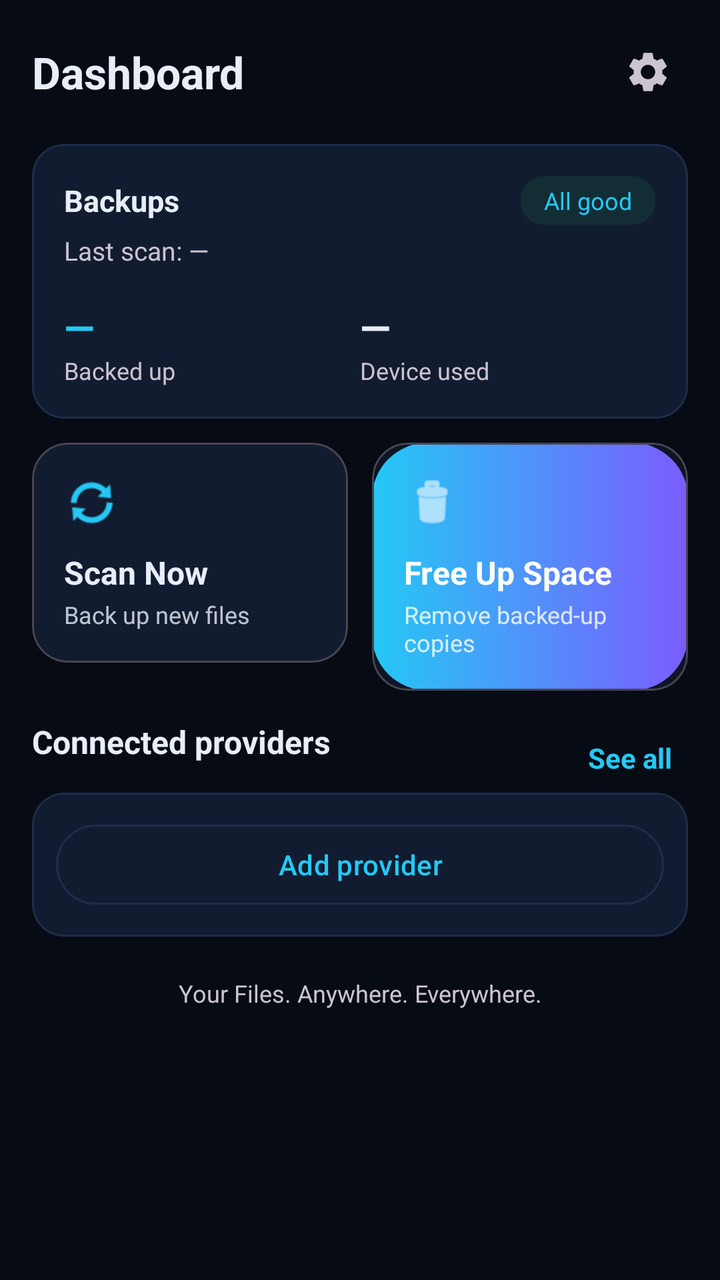
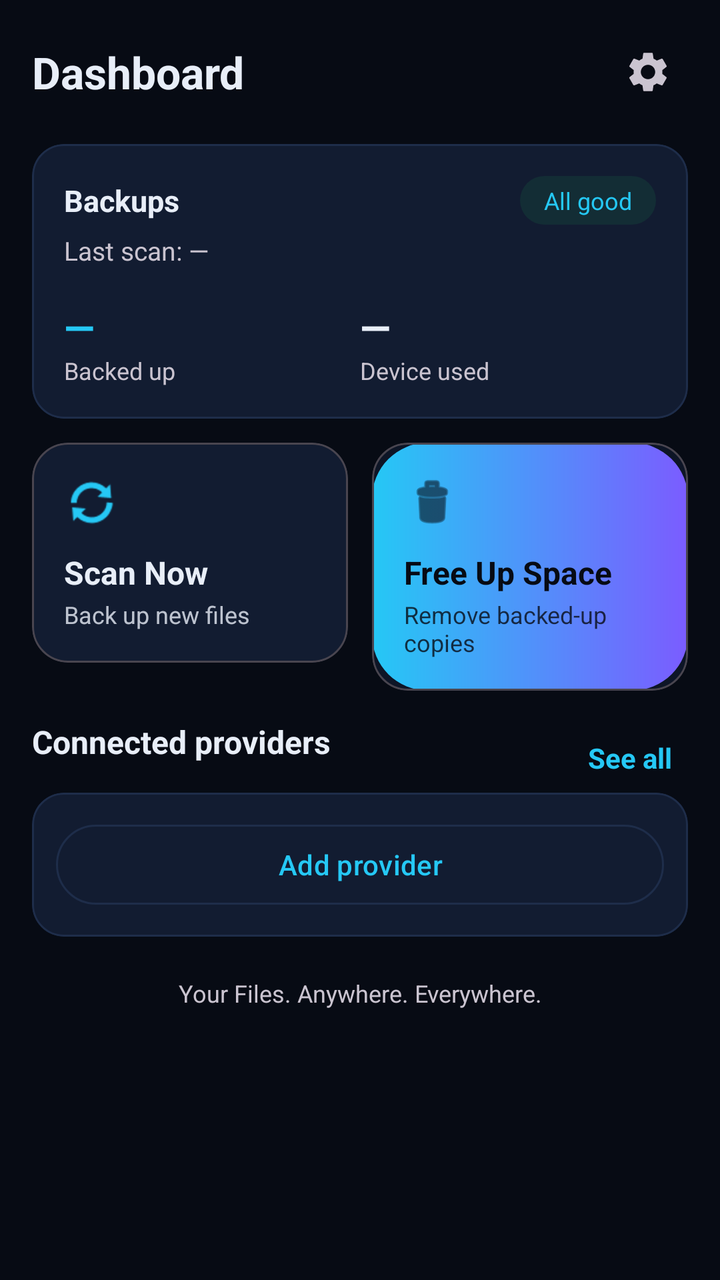

Compare the two renders of this Android layout. The source of the first and the diff that turns it into the second are given below.
<!-- AndroidManifest.xml: application theme Theme.SvnSpace -->
<!-- res/layout/fragment_dashboard.xml -->
<?xml version="1.0" encoding="utf-8"?>
<androidx.core.widget.NestedScrollView
    xmlns:android="http://schemas.android.com/apk/res/android"
    xmlns:app="http://schemas.android.com/apk/res-auto"
    android:layout_width="match_parent"
    android:layout_height="match_parent"
    android:fillViewport="true"
    android:background="?android:attr/colorBackground">

    <LinearLayout
        android:layout_width="match_parent"
        android:layout_height="wrap_content"
        android:orientation="vertical"
        android:padding="16dp">

        
        <LinearLayout
            android:layout_width="match_parent"
            android:layout_height="wrap_content"
            android:gravity="center_vertical"
            android:orientation="horizontal"
            android:layout_marginBottom="16dp">

            <TextView
                android:layout_width="0dp"
                android:layout_height="wrap_content"
                android:layout_weight="1"
                android:text="@string/dashboard_title"
                android:textColor="?attr/colorOnSurface"
                android:textSize="22sp"
                android:textStyle="bold" />

            <ImageButton
                android:id="@+id/btn_settings_quick"
                android:layout_width="40dp"
                android:layout_height="40dp"
                android:background="?attr/selectableItemBackgroundBorderless"
                android:contentDescription="@string/nav_settings"
                android:src="@drawable/ic_nav_settings"
                app:tint="?android:attr/textColorSecondary" />
        </LinearLayout>

        
        <com.google.android.material.card.MaterialCardView
            android:layout_width="match_parent"
            android:layout_height="wrap_content"
            android:layout_marginBottom="12dp"
            app:cardBackgroundColor="?attr/colorSurfaceVariant"
            app:cardCornerRadius="16dp"
            app:strokeColor="?attr/colorOutline"
            app:strokeWidth="1dp"
            app:cardElevation="0dp">

            <LinearLayout
                android:layout_width="match_parent"
                android:layout_height="wrap_content"
                android:orientation="vertical"
                android:padding="16dp">

                <LinearLayout
                    android:layout_width="match_parent"
                    android:layout_height="wrap_content"
                    android:gravity="center_vertical"
                    android:orientation="horizontal">

                    <TextView
                        android:layout_width="0dp"
                        android:layout_height="wrap_content"
                        android:layout_weight="1"
                        android:text="Backups"
                        android:textColor="?attr/colorOnSurface"
                        android:textSize="15sp"
                        android:textStyle="bold" />

                    <TextView
                        android:id="@+id/chip_status"
                        android:layout_width="wrap_content"
                        android:layout_height="wrap_content"
                        android:background="@drawable/bg_chip_success"
                        android:paddingHorizontal="12dp"
                        android:paddingVertical="4dp"
                        android:text="@string/status_all_good"
                        android:textColor="?attr/colorPrimary"
                        android:textSize="12sp" />
                </LinearLayout>

                <TextView
                    android:id="@+id/txt_last_scan"
                    android:layout_width="match_parent"
                    android:layout_height="wrap_content"
                    android:layout_marginTop="4dp"
                    android:textColor="?android:attr/textColorSecondary"
                    android:textSize="13sp"
                    android:text="Last scan: —" />

                <LinearLayout
                    android:layout_width="match_parent"
                    android:layout_height="wrap_content"
                    android:layout_marginTop="16dp"
                    android:orientation="horizontal">

                    <LinearLayout
                        android:layout_width="0dp"
                        android:layout_height="wrap_content"
                        android:layout_weight="1"
                        android:orientation="vertical">

                        <TextView
                            android:id="@+id/txt_backed_up"
                            android:layout_width="wrap_content"
                            android:layout_height="wrap_content"
                            android:text="—"
                            android:textColor="?attr/colorPrimary"
                            android:textSize="20sp"
                            android:textStyle="bold" />

                        <TextView
                            android:layout_width="wrap_content"
                            android:layout_height="wrap_content"
                            android:text="@string/backed_up"
                            android:textColor="?android:attr/textColorSecondary"
                            android:textSize="12sp" />
                    </LinearLayout>

                    <LinearLayout
                        android:layout_width="0dp"
                        android:layout_height="wrap_content"
                        android:layout_weight="1"
                        android:orientation="vertical">

                        <TextView
                            android:id="@+id/txt_device_used"
                            android:layout_width="wrap_content"
                            android:layout_height="wrap_content"
                            android:text="—"
                            android:textColor="?attr/colorOnSurface"
                            android:textSize="20sp"
                            android:textStyle="bold" />

                        <TextView
                            android:layout_width="wrap_content"
                            android:layout_height="wrap_content"
                            android:text="@string/device_used"
                            android:textColor="?android:attr/textColorSecondary"
                            android:textSize="12sp" />
                    </LinearLayout>
                </LinearLayout>
            </LinearLayout>
        </com.google.android.material.card.MaterialCardView>

        
        <LinearLayout
            android:layout_width="match_parent"
            android:layout_height="wrap_content"
            android:orientation="horizontal"
            android:layout_marginBottom="16dp">

            <com.google.android.material.card.MaterialCardView
                android:id="@+id/btn_scan_now"
                android:layout_width="0dp"
                android:layout_height="wrap_content"
                android:layout_weight="1"
                android:clickable="true"
                android:focusable="true"
                app:cardCornerRadius="18dp"
                app:cardElevation="0dp"
                app:cardBackgroundColor="?attr/colorSurfaceVariant">

                <LinearLayout
                    android:layout_width="match_parent"
                    android:layout_height="wrap_content"
                    android:orientation="vertical"
                    android:padding="16dp">

                    <ImageView
                        android:layout_width="28dp"
                        android:layout_height="28dp"
                        android:src="@android:drawable/ic_popup_sync"
                        app:tint="?attr/colorPrimary"
                        android:contentDescription="Scan Now" />

                    <TextView
                        android:layout_width="wrap_content"
                        android:layout_height="wrap_content"
                        android:layout_marginTop="10dp"
                        android:text="Scan Now"
                        android:textStyle="bold"
                        android:textSize="16sp"
                        android:textColor="?attr/colorOnSurface" />

                    <TextView
                        android:id="@+id/txt_scan_sub"
                        android:layout_width="wrap_content"
                        android:layout_height="wrap_content"
                        android:layout_marginTop="2dp"
                        android:text="Back up new files"
                        android:textSize="12sp"
                        android:alpha="0.8"
                        android:textColor="?attr/colorOnSurface" />
                </LinearLayout>
            </com.google.android.material.card.MaterialCardView>

            <Space
                android:layout_width="12dp"
                android:layout_height="1dp" />

            <com.google.android.material.card.MaterialCardView
                android:id="@+id/btn_free_up"
                android:layout_width="0dp"
                android:layout_height="wrap_content"
                android:layout_weight="1"
                android:clickable="true"
                android:focusable="true"
                app:cardCornerRadius="18dp"
                app:cardElevation="0dp">

                <LinearLayout
                    android:layout_width="match_parent"
                    android:layout_height="wrap_content"
                    android:orientation="vertical"
                    android:padding="16dp"
                    android:background="@drawable/bg_gradient_button">

                    <ImageView
                        android:layout_width="28dp"
                        android:layout_height="28dp"
                        android:src="@android:drawable/ic_menu_delete"
                        app:tint="@color/white"
                        android:contentDescription="Free Up Space" />

                    <TextView
                        android:layout_width="wrap_content"
                        android:layout_height="wrap_content"
                        android:layout_marginTop="10dp"
                        android:text="Free Up Space"
                        android:textStyle="bold"
                        android:textSize="16sp"
                        android:textColor="@color/white" />

                    <TextView
                        android:id="@+id/txt_free_sub"
                        android:layout_width="wrap_content"
                        android:layout_height="wrap_content"
                        android:layout_marginTop="2dp"
                        android:text="Remove backed-up copies"
                        android:textSize="12sp"
                        android:alpha="0.8"
                        android:textColor="@color/white" />
                </LinearLayout>
            </com.google.android.material.card.MaterialCardView>
        </LinearLayout>

        
        <LinearLayout
            android:layout_width="match_parent"
            android:layout_height="wrap_content"
            android:orientation="horizontal"
            android:gravity="center_vertical">

        <TextView
            android:layout_width="0dp"
            android:layout_weight="1"
            android:layout_height="wrap_content"
            android:text="@string/connected_providers"
            android:textColor="?attr/colorOnSurface"
            android:textSize="16sp"
            android:textStyle="bold"
            android:layout_marginBottom="8dp" />

            <TextView
                android:id="@+id/txt_see_all"
                android:layout_width="wrap_content"
                android:layout_height="wrap_content"
                android:background="?attr/selectableItemBackground"
                android:clickable="true"
                android:focusable="true"
                android:padding="8dp"
                android:text="See all"
                android:textColor="?attr/colorPrimary"
                android:textStyle="bold" />
        </LinearLayout>

        <com.google.android.material.card.MaterialCardView
            android:layout_width="match_parent"
            android:layout_height="wrap_content"
            app:cardBackgroundColor="?attr/colorSurfaceVariant"
            app:cardCornerRadius="16dp"
            app:strokeColor="?attr/colorOutline"
            app:strokeWidth="1dp"
            app:cardElevation="0dp">

            <LinearLayout
                android:layout_width="match_parent"
                android:layout_height="wrap_content"
                android:orientation="vertical">

                <androidx.recyclerview.widget.RecyclerView
                    android:id="@+id/recycler_providers"
                    android:layout_width="match_parent"
                    android:layout_height="wrap_content"
                    android:nestedScrollingEnabled="false" />

                <TextView
                    android:id="@+id/txt_no_providers"
                    android:layout_width="match_parent"
                    android:layout_height="wrap_content"
                    android:padding="20dp"
                    android:text="@string/no_providers_yet"
                    android:textColor="?android:attr/textColorSecondary"
                    android:textSize="14sp"
                    android:visibility="gone" />

                <com.google.android.material.button.MaterialButton
                    android:id="@+id/btn_add_provider"
                    android:layout_width="match_parent"
                    android:layout_height="wrap_content"
                    android:layout_margin="12dp"
                    android:text="@string/add_provider"
                    style="@style/Widget.Material3.Button.OutlinedButton" />
            </LinearLayout>
        </com.google.android.material.card.MaterialCardView>

        <TextView
            android:layout_width="match_parent"
            android:layout_height="wrap_content"
            android:layout_marginTop="20dp"
            android:gravity="center"
            android:text="@string/tagline"
            android:textColor="?android:attr/textColorSecondary"
            android:textSize="12sp" />

    </LinearLayout>
</androidx.core.widget.NestedScrollView>
<!-- resources referenced by this layout -->
<resources>
  <color name="white">#FFFFFFFF</color>
  <!-- drawable bg_chip_success (drawable) -->
  <?xml version="1.0" encoding="utf-8"?>
  <shape xmlns:android="http://schemas.android.com/apk/res/android" android:shape="rectangle">
      <solid android:color="#1A22C55E" />
      <corners android:radius="20dp" />
  </shape>
  <!-- drawable bg_gradient_button (drawable) -->
  <?xml version="1.0" encoding="utf-8"?>
  <shape xmlns:android="http://schemas.android.com/apk/res/android" android:shape="rectangle">
      <gradient
          android:startColor="@color/svn_gradient_start"
          android:endColor="@color/svn_gradient_end"
          android:angle="0" />
      <corners android:radius="28dp" />
  </shape>
  <string name="add_provider">Add provider</string>
  <string name="backed_up">Backed up</string>
  <string name="connected_providers">Connected providers</string>
  <string name="dashboard_title">Dashboard</string>
  <string name="device_used">Device used</string>
  <string name="nav_settings">Settings</string>
  <string name="no_providers_yet">No cloud connections yet. Add one in Settings.</string>
  <string name="status_all_good">All good</string>
  <string name="tagline">Your Files. Anywhere. Everywhere.</string>
  <style name="Theme.SvnSpace" parent="Theme.Material3.Dark.NoActionBar">
          <item name="colorPrimary">@color/svn_cyan</item>
          <item name="colorOnPrimary">@color/void_black</item>
          <item name="colorPrimaryContainer">@color/svn_card_elevated</item>
          <item name="colorOnPrimaryContainer">@color/svn_text</item>
          <item name="colorSecondary">@color/svn_purple</item>
          <item name="colorOnSecondary">@color/white</item>
          <item name="colorSurface">@color/svn_surface</item>
          <item name="colorOnSurface">@color/svn_text</item>
          <item name="colorSurfaceVariant">@color/svn_card</item>
          <item name="colorOnSurfaceVariant">@color/svn_text_secondary</item>
          <item name="colorOutline">@color/svn_stroke</item>
          <item name="android:colorBackground">@color/svn_bg</item>
          <item name="colorOnBackground">@color/svn_text</item>
          <item name="android:statusBarColor">@color/svn_bg</item>
          <item name="android:navigationBarColor">@color/svn_bg</item>
          <item name="android:windowBackground">@color/svn_bg</item>
          <item name="android:windowLightStatusBar">false</item>
      </style>
  <color name="svn_gradient_start">#25C8F5</color>
  <color name="svn_gradient_end">#7B5CFF</color>
  <color name="svn_cyan">#25C8F5</color>
  <color name="void_black">#070B14</color>
  <color name="svn_card_elevated">#182440</color>
  <color name="svn_text">#E8EEF8</color>
  <color name="svn_purple">#7B5CFF</color>
  <color name="svn_surface">#0D1526</color>
  <color name="svn_card">#121C31</color>
  <color name="svn_text_secondary">#8B9BB8</color>
  <color name="svn_stroke">#1E2D4A</color>
  <color name="svn_bg">#070B14</color>
  <!-- unchanged entries left out for length: 1 -->
</resources>

<!-- the commit's change to res/layout/fragment_dashboard.xml (unified diff, before → after) -->
@@ -225,7 +225,7 @@
                         android:layout_width="28dp"
                         android:layout_height="28dp"
                         android:src="@android:drawable/ic_menu_delete"
-                        app:tint="@color/white"
+                        app:tint="?attr/colorOnPrimary"
                         android:contentDescription="Free Up Space" />
 
                     <TextView
@@ -235,7 +235,7 @@
                         android:text="Free Up Space"
                         android:textStyle="bold"
                         android:textSize="16sp"
-                        android:textColor="@color/white" />
+                        android:textColor="?attr/colorOnPrimary" />
 
                     <TextView
                         android:id="@+id/txt_free_sub"
@@ -245,7 +245,7 @@
                         android:text="Remove backed-up copies"
                         android:textSize="12sp"
                         android:alpha="0.8"
-                        android:textColor="@color/white" />
+                        android:textColor="?attr/colorOnPrimary" />
                 </LinearLayout>
             </com.google.android.material.card.MaterialCardView>
         </LinearLayout>
<!-- resource entries referenced after the edit -->
@@ -11,8 +11,8 @@
   <?xml version="1.0" encoding="utf-8"?>
   <shape xmlns:android="http://schemas.android.com/apk/res/android" android:shape="rectangle">
       <gradient
-          android:startColor="@color/svn_gradient_start"
-          android:endColor="@color/svn_gradient_end"
+          android:startColor="?attr/colorPrimary"
+          android:endColor="?attr/colorSecondary"
           android:angle="0" />
       <corners android:radius="28dp" />
   </shape>
@@ -44,8 +44,6 @@
           <item name="android:windowBackground">@color/svn_bg</item>
           <item name="android:windowLightStatusBar">false</item>
       </style>
-  <color name="svn_gradient_start">#25C8F5</color>
-  <color name="svn_gradient_end">#7B5CFF</color>
   <color name="svn_cyan">#25C8F5</color>
   <color name="void_black">#070B14</color>
   <color name="svn_card_elevated">#182440</color>
